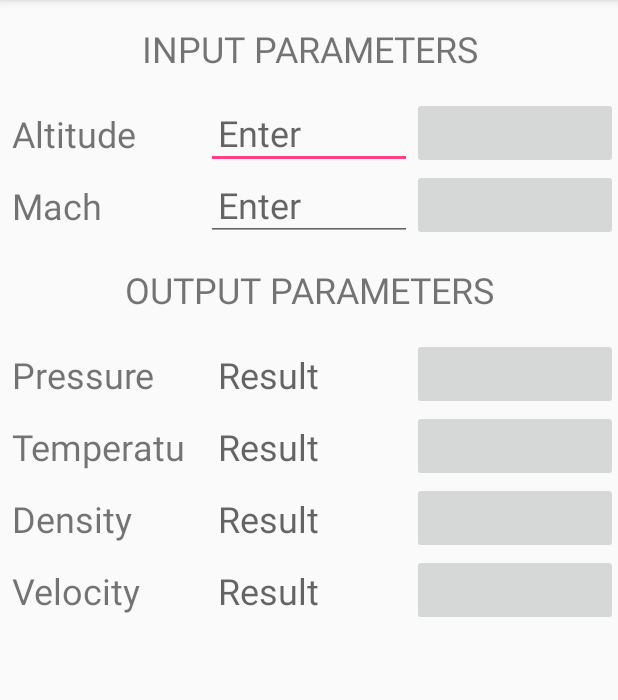
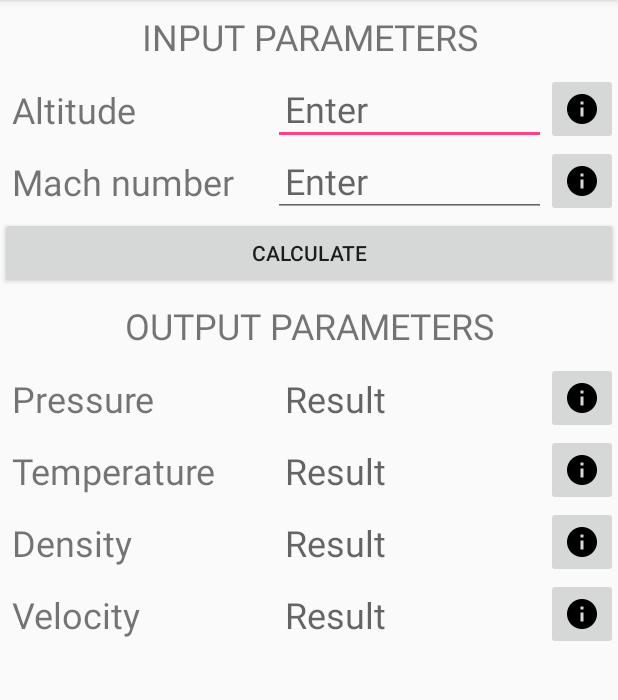
Before and after one commit to since85stas/Atmosphere02, an Android app: the CalculateActivity screen opened directly, with no data from a screen before it, on a phone screen of 412 x 824 dp, the part 84-784 px from its top. Run offline under Robolectric (Android 15) with nearby library versions, the phone set to English and light mode, and no system bars.

Commit message:
Added button icons and formatten dimensions values

```diff
--- a/app/src/main/java/com/batura/stas/atmosphere/CalculateActivity.java
+++ b/app/src/main/java/com/batura/stas/atmosphere/CalculateActivity.java
@@ -2,6 +2,10 @@ package com.batura.stas.atmosphere;
 
 import android.support.v7.app.AppCompatActivity;
 import android.os.Bundle;
+import android.view.View;
+import android.widget.Button;
+import android.widget.EditText;
+import android.widget.Toast;
 
 public class CalculateActivity extends AppCompatActivity {
 
@@ -9,5 +13,21 @@ public class CalculateActivity extends AppCompatActivity {
     protected void onCreate(Bundle savedInstanceState) {
         super.onCreate(savedInstanceState);
         setContentView(R.layout.calculate_activity);
+
+        Button calculateButton = findViewById(R.id.calculateButtonIn);
+        calculateButton.setOnClickListener(new View.OnClickListener() {
+            @Override
+            public void onClick(View v) {
+                EditText altitudeValueText = findViewById(R.id.altitudeValue);
+                EditText machValueText     = findViewById(R.id.machValue);
+                if (machValueText.getText().length() == 0) {
+                    if (altitudeValueText.getText().length() == 0) {
+                        Toast toast01 = Toast.makeText(getApplicationContext(),"No input parameters",Toast.LENGTH_SHORT);
+                        toast01.show();
+                    }
+                }
+
+            }
+        });
     }
 }
--- a/app/src/main/java/com/batura/stas/atmosphere/MainActivity.java
+++ b/app/src/main/java/com/batura/stas/atmosphere/MainActivity.java
@@ -13,8 +13,6 @@ public class MainActivity extends AppCompatActivity {
         super.onCreate(savedInstanceState);
         setContentView(R.layout.activity_main);
 
-        //open main activity
-
         //Atmosphere atm = new Atmosphere();
         //double cpTest = atm.findEnthalpy(300);
         TextView calculateTextView = (TextView) findViewById(R.id.calculate_text);
--- a/app/src/main/res/layout/activity_main.xml
+++ b/app/src/main/res/layout/activity_main.xml
@@ -7,7 +7,7 @@
     android:background="@color/colorPrimary"
     android:orientation="vertical">
 
-    <TextView
+    <Button
         android:id="@+id/calculate_text"
         android:layout_width="match_parent"
         android:layout_height="wrap_content"
@@ -15,7 +15,7 @@
         android:text="@string/calculate"
         android:textSize="20sp"
         android:padding="8dp"/>
-    <TextView
+    <Button
         android:id="@+id/description_text"
         android:layout_width="match_parent"
         android:layout_height="wrap_content"
--- a/app/src/main/res/layout/calculate_activity.xml
+++ b/app/src/main/res/layout/calculate_activity.xml
@@ -14,49 +14,49 @@
         android:gravity="center"
         android:textAllCaps="true"
         android:textSize="24sp"
-        android:padding="16dp"
+        android:padding="8dp"
         android:fontFamily="sans-serif"/>
-
     <LinearLayout xmlns:android="http://schemas.android.com/apk/res/android"
             android:layout_width="match_parent"
             android:layout_height="wrap_content"
             android:orientation="horizontal"
             android:baselineAligned="false">
-
             <TextView
                 android:text="@string/altitudeTextView"
                 style="@style/input_basic_style" />
             <EditText
                 android:id="@+id/altitudeValue"
                 android:hint="@string/altitudeHint"
-                style="@style/input_basic_style"/>
+                android:inputType="number"
+                style="@style/input_basic_style"
+                />
             <ImageButton
                 android:id="@+id/altitudeHelp"
-                android:layout_width="0dp"
-                android:layout_weight="1"
-                android:layout_height="48dip" />
+                style="@style/help_icon_style" />
         </LinearLayout>
-
         <LinearLayout xmlns:android="http://schemas.android.com/apk/res/android"
             android:layout_width="match_parent"
             android:layout_height="wrap_content"
             android:orientation="horizontal"
             android:baselineAligned="false">
-
             <TextView
                 android:text="@string/machTextView"
                 style="@style/input_basic_style" />
             <EditText
                 android:id="@+id/machValue"
                 android:hint="@string/altitudeHint"
+                android:inputType="number"
                 style="@style/input_basic_style"/>
             <ImageButton
                 android:id="@+id/machHelp"
-                android:layout_width="0dp"
-                android:layout_weight="1"
-                android:layout_height="48dip" />
+                style="@style/help_icon_style"/>
         </LinearLayout>
-
+    <Button
+        android:id="@+id/calculateButtonIn"
+        android:layout_width="match_parent"
+        android:layout_height="wrap_content"
+        android:text="@string/calculate"
+        android:gravity="center"/>
     <TextView
         android:layout_width="match_parent"
         android:layout_height="wrap_content"
@@ -64,7 +64,7 @@
         android:gravity="center"
         android:textAllCaps="true"
         android:textSize="24sp"
-        android:padding="16dp"
+        android:padding="8dp"
         android:fontFamily="sans-serif"/>
     <LinearLayout xmlns:android="http://schemas.android.com/apk/res/android"
         android:layout_width="match_parent"
@@ -80,9 +80,7 @@
             style="@style/output_basic_style"/>
         <ImageButton
             android:id="@+id/pressureHelp"
-            android:layout_width="0dp"
-            android:layout_weight="1"
-            android:layout_height="48dip" />
+            style="@style/help_icon_style" />
     </LinearLayout>
     <LinearLayout xmlns:android="http://schemas.android.com/apk/res/android"
         android:layout_width="match_parent"
@@ -98,9 +96,7 @@
             style="@style/output_basic_style"/>
         <ImageButton
             android:id="@+id/temperatureHelp"
-            android:layout_width="0dp"
-            android:layout_weight="1"
-            android:layout_height="48dip" />
+            style="@style/help_icon_style" />
     </LinearLayout>
     <LinearLayout xmlns:android="http://schemas.android.com/apk/res/android"
         android:layout_width="match_parent"
@@ -116,9 +112,7 @@
             style="@style/output_basic_style"/>
         <ImageButton
             android:id="@+id/densityHelp"
-            android:layout_width="0dp"
-            android:layout_weight="1"
-            android:layout_height="48dip" />
+            style="@style/help_icon_style" />
     </LinearLayout>
     <LinearLayout xmlns:android="http://schemas.android.com/apk/res/android"
         android:layout_width="match_parent"
@@ -134,12 +128,6 @@
             style="@style/output_basic_style"/>
         <ImageButton
             android:id="@+id/velocityHelp"
-            android:layout_width="0dp"
-            android:layout_weight="1"
-            android:layout_height="48dip" />
+            style="@style/help_icon_style" />
     </LinearLayout>
-
-
-
-
 </LinearLayout>
--- /dev/null
+++ b/app/src/main/res/values/dimens.xml
@@ -0,0 +1,7 @@
+<?xml version="1.0" encoding="utf-8"?>
+
+
+    <resources>
+        <dimen name="input_item_height">48dp</dimen>
+        <dimen name="output_item_height">48dp</dimen>
+    </resources>
--- a/app/src/main/res/values/strings.xml
+++ b/app/src/main/res/values/strings.xml
@@ -13,4 +13,5 @@
     <string name="resultHint">Result</string>
     <string name="plainText">0</string>
     <string name="velocityTextView">Velocity</string>
+
 </resources>
--- a/app/src/main/res/values/styles.xml
+++ b/app/src/main/res/values/styles.xml
@@ -11,7 +11,7 @@
     <style name="input_basic_style">
         <item name="android:layout_width">0dp</item>
         <item name="android:layout_weight">1</item>
-        <item name="android:layout_height">48dip</item>
+        <item name="android:layout_height">@dimen/input_item_height</item>
         <item name="android:textSize">24sp</item>
         <item name="android:padding">8dp</item>
     </style>
@@ -19,9 +19,15 @@
     <style name="output_basic_style">
         <item name="android:layout_width">0dp</item>
         <item name="android:layout_weight">1</item>
-        <item name="android:layout_height">48dip</item>
+        <item name="android:layout_height">@dimen/output_item_height</item>
         <item name="android:textSize">24sp</item>
         <item name="android:padding">8dp</item>
     </style>
 
+    <style name="help_icon_style">
+        <item name="android:layout_width">wrap_content</item>
+        <item name="android:layout_height">@dimen/input_item_height</item>
+        <item name="android:src">@drawable/ic_info_black_24dp</item>
+    </style>
+
 </resources>
```
Also changed, not shown: app/src/main/res/drawable-hdpi/ic_info_black_24dp.png (added), app/src/main/res/drawable-mdpi/ic_info_black_24dp.png (added), app/src/main/res/drawable-xhdpi/ic_info_black_24dp.png (added), app/src/main/res/drawable-xxhdpi/ic_info_black_24dp.png (added), app/src/main/res/drawable-xxxhdpi/ic_info_black_24dp.png (added).
